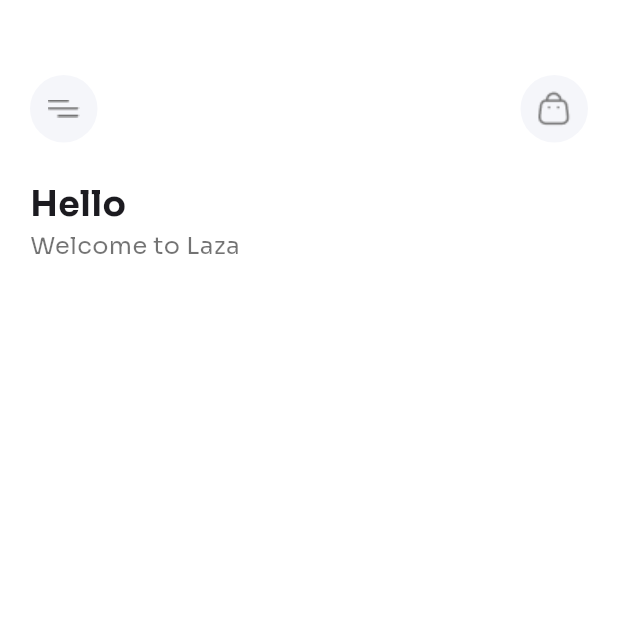
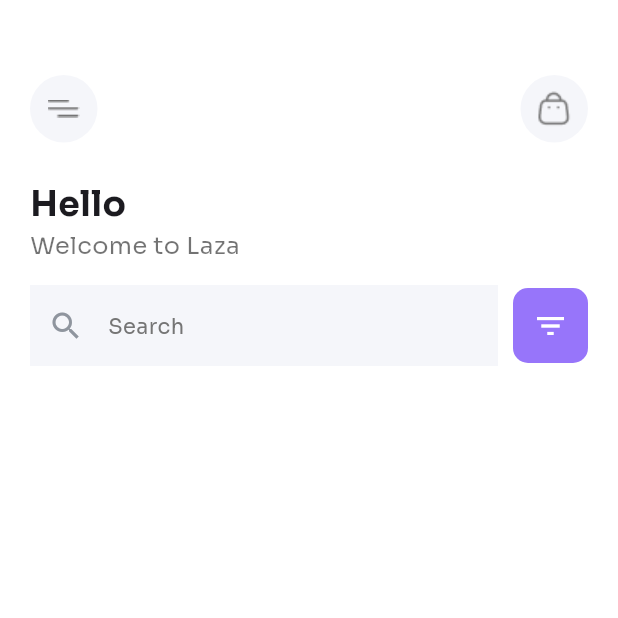
Before and after one commit to jahiduljeesan/laza_ecommerce, a Flutter app: the HomeScreen screen opened directly, on a phone screen of 412 x 824 dp, the top half of it. Run offline on Flutter 3.47's test engine with Material 3 defaults, Android fonts, the phone set to English and light mode, and no system bars; missing offline and left inert: bottom_bar_matu.

Commit message:
home page search section

```diff
--- a/lib/screens/navigation/home_screen.dart
+++ b/lib/screens/navigation/home_screen.dart
@@ -71,7 +71,38 @@
               ),
             ),
             const SizedBox(height: 15,),
-
+            Padding(
+              padding: const EdgeInsets.symmetric(horizontal: 20),
+              child: Row(
+                children: [
+                  Expanded(
+                    child: Container(
+                      decoration: BoxDecoration(
+                        color: Color(0xffF5F6FA)
+                      ),
+                      child: TextField(
+                        decoration: InputDecoration(
+                          hint: Text('Search',style: TextStyle(color: Colors.grey.shade600),),
+                          border: InputBorder.none,
+                          contentPadding: const EdgeInsets.all(15),
+                          prefixIcon: Icon(Icons.search,color: LazaColors.gray,)
+                        ),
+                      ),
+                    ),
+                  ),
+                  const SizedBox(width: 10,),
+                  Container(
+                    height: 50,
+                    width: 50,
+                    decoration: BoxDecoration(
+                      color: LazaColors.primaryColor,
+                      borderRadius: BorderRadius.circular(10)
+                    ),
+                    child: Icon(Icons.filter_list,color: Colors.white,),
+                  )
+                ],
+              ),
+            )
           ],
         ),
       ),
```
